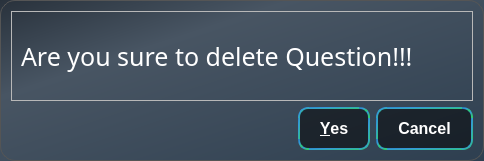
Above: lab/src/lab/deldialog.ui from vyshnav20/Department-Management-and-Learning-Platform before the change. Below: the same form after it.
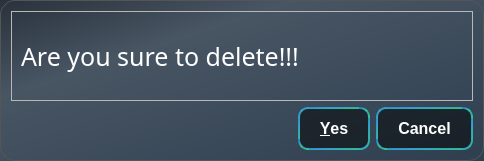
That is the form after the change. Icons and pictures are not drawn.

The edit to the form file:
```diff
--- a/lab/src/lab/deldialog.ui
+++ b/lab/src/lab/deldialog.ui
@@ -62,7 +62,7 @@
          </font>
         </property>
         <property name="text">
-         <string>Are you sure to delete Question!!!</string>
+         <string>Are you sure to delete!!!</string>
         </property>
        </widget>
       </item>
```
Left out of the diff: 8 changed lines with no effect on the pictures.
